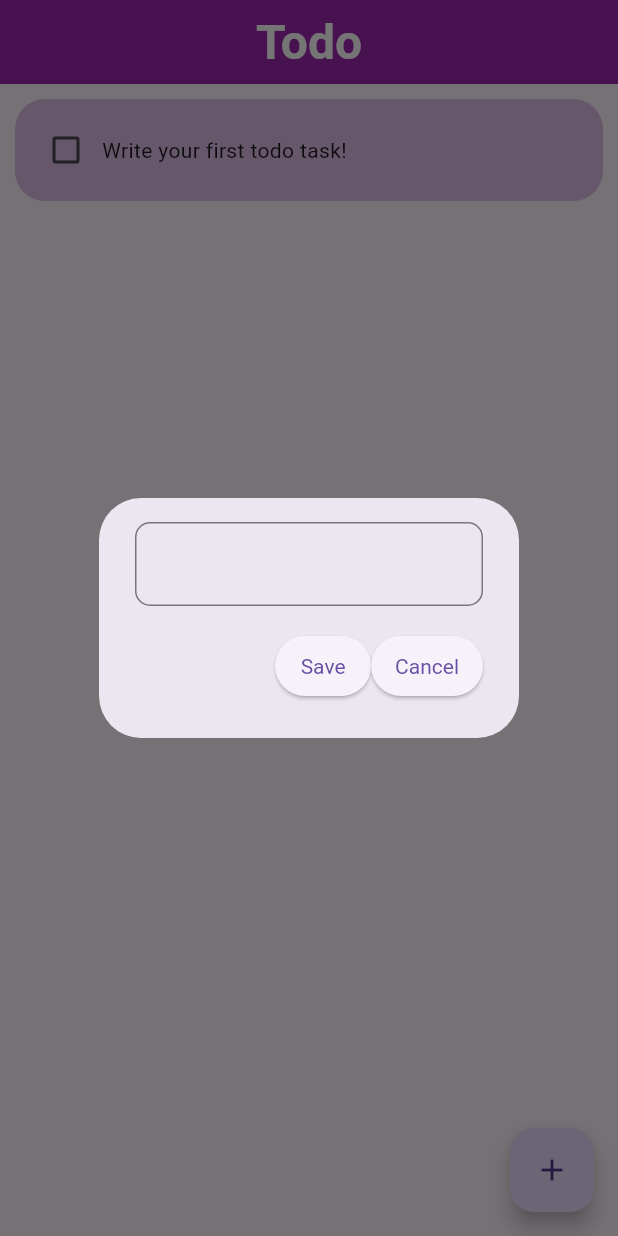
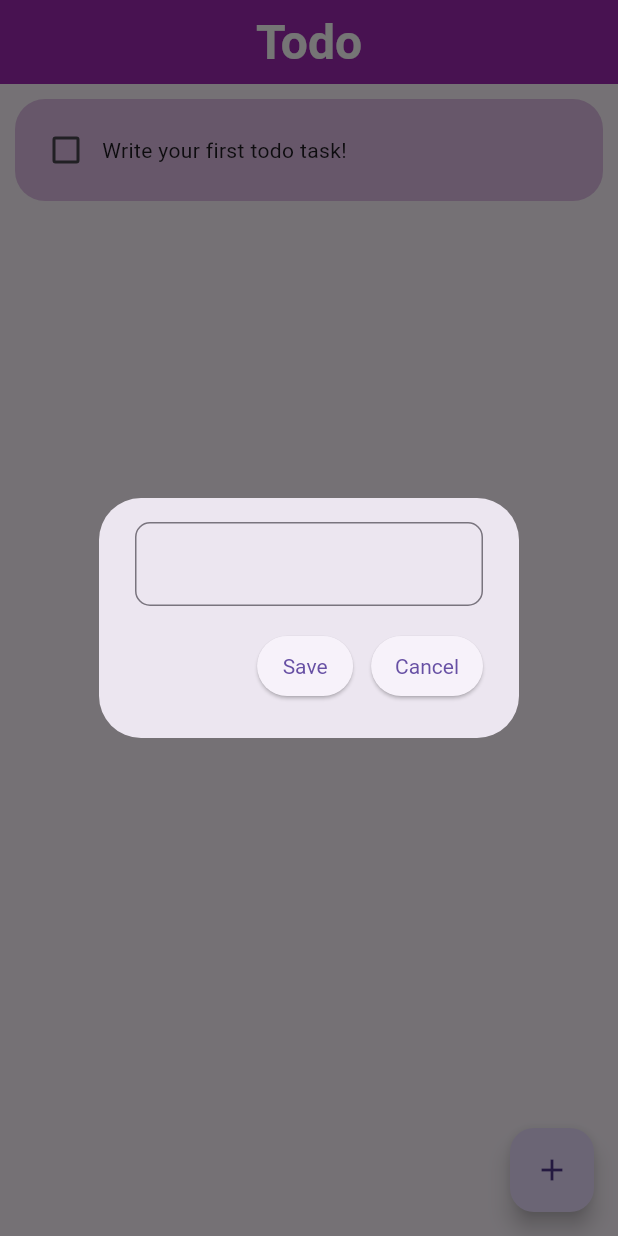
Before and after one commit to Eznira/todo_app, a Flutter app: the screen it shows after launch, after a tap on the "add" icon, on a phone screen of 412 x 824 dp. Run offline on Flutter 3.47's test engine with Material 3 defaults, Android fonts, the phone set to English and light mode, and no system bars; drawn by our look-alikes of flutter_slidable; our stand-ins replace hive, hive_flutter; accounts and stored records are empty.

Commit message:
modified alert dialog

```diff
--- a/lib/add_task_dialog.dart
+++ b/lib/add_task_dialog.dart
@@ -38,6 +38,7 @@ class _AddTaskDialogState extends State<AddTaskDialog> {
               mainAxisAlignment: MainAxisAlignment.end,
               children: [
                 MyButton(text: 'Save', ontap: widget.saveAction),
+                SizedBox(width: 12,),
                 MyButton(text: 'Cancel', ontap:Navigator.of(context).pop),
               ],
             ),
```
